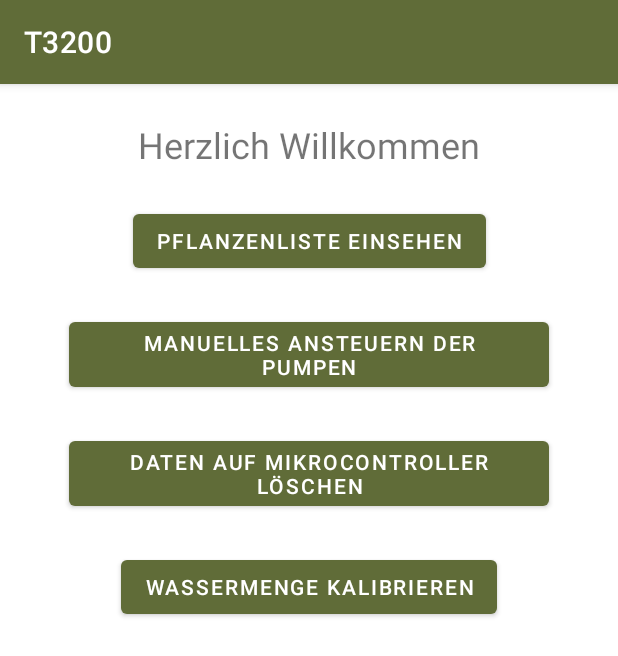
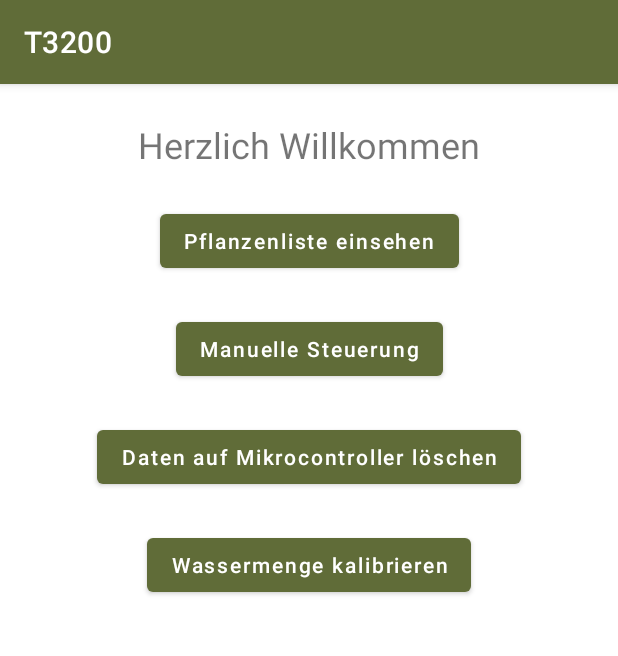
Before and after one commit to Lucag1512/Bewaesserungsanlage, an Android app: the screen it shows after launch (MainActivity), on a phone screen of 412 x 824 dp. Shown: the top 656 px of the screen. Run offline under Robolectric (Android 15) with nearby library versions, the phone set to English and light mode, and no system bars; our stand-ins replace data binding.

Commit message:
T3100 App

```diff
--- a/app/src/main/res/layout/fragment_addplant.xml
+++ b/app/src/main/res/layout/fragment_addplant.xml
@@ -55,6 +55,7 @@
             android:layout_height="wrap_content"
             android:layout_marginBottom="128dp"
             android:text="Bewässerungszeitpunkt hinzufügen"
+            android:textAllCaps="false"
             app:layout_constraintBottom_toTopOf="@+id/btnAddPlant"
             app:layout_constraintEnd_toEndOf="parent"
             app:layout_constraintStart_toStartOf="parent" />
@@ -64,6 +65,7 @@
             android:layout_width="wrap_content"
             android:layout_height="wrap_content"
             android:text="Pflanze hinzufügen"
+            android:textAllCaps="false"
             app:layout_constraintEnd_toEndOf="parent"
             app:layout_constraintStart_toStartOf="parent"
             app:layout_constraintBottom_toTopOf="@+id/btnCancel" />
@@ -74,6 +76,7 @@
             android:layout_height="wrap_content"
             android:layout_marginBottom="24dp"
             android:text="Abbrechen"
+            android:textAllCaps="false"
             app:layout_constraintBottom_toBottomOf="parent"
             app:layout_constraintEnd_toEndOf="parent"
             app:layout_constraintStart_toStartOf="parent" />
--- a/app/src/main/res/layout/fragment_calibratepumpflow.xml
+++ b/app/src/main/res/layout/fragment_calibratepumpflow.xml
@@ -44,6 +44,7 @@
             android:layout_width="wrap_content"
             android:layout_height="wrap_content"
             android:text="Suche starten"
+            android:textAllCaps="false"
             app:layout_constraintEnd_toEndOf="parent"
             app:layout_constraintStart_toEndOf="@+id/btnEndSearch"
             app:layout_constraintTop_toBottomOf="@+id/rvBluetoothDevices" />
@@ -62,6 +63,7 @@
             android:layout_width="wrap_content"
             android:layout_height="wrap_content"
             android:text="Suche beenden"
+            android:textAllCaps="false"
             app:layout_constraintEnd_toStartOf="@id/btnStartSearch"
             app:layout_constraintStart_toStartOf="parent"
             app:layout_constraintTop_toBottomOf="@+id/rvBluetoothDevices" />
--- a/app/src/main/res/layout/fragment_deletedataonmikrocontroller.xml
+++ b/app/src/main/res/layout/fragment_deletedataonmikrocontroller.xml
@@ -44,6 +44,7 @@
             android:layout_width="wrap_content"
             android:layout_height="wrap_content"
             android:text="Suche starten"
+            android:textAllCaps="false"
             app:layout_constraintEnd_toEndOf="parent"
             app:layout_constraintStart_toEndOf="@+id/btnEndSearch"
             app:layout_constraintTop_toBottomOf="@+id/rvBluetoothDevices" />
@@ -62,6 +63,7 @@
             android:layout_width="wrap_content"
             android:layout_height="wrap_content"
             android:text="Suche beenden"
+            android:textAllCaps="false"
             app:layout_constraintEnd_toStartOf="@id/btnStartSearch"
             app:layout_constraintStart_toStartOf="parent"
             app:layout_constraintTop_toBottomOf="@+id/rvBluetoothDevices" />
--- a/app/src/main/res/layout/fragment_editnewplantwateringelement.xml
+++ b/app/src/main/res/layout/fragment_editnewplantwateringelement.xml
@@ -47,6 +47,7 @@
             android:layout_height="wrap_content"
             android:layout_marginTop="8dp"
             android:text="Bewässerungszeitpunkt ändern"
+            android:textAllCaps="false"
             app:layout_constraintEnd_toEndOf="parent"
             app:layout_constraintStart_toStartOf="parent"
             app:layout_constraintTop_toBottomOf="@+id/tvWateringTime"
@@ -58,6 +59,7 @@
             android:layout_height="wrap_content"
             android:layout_marginTop="32dp"
             android:text="Speichern"
+            android:textAllCaps="false"
             app:layout_constraintEnd_toEndOf="parent"
             app:layout_constraintStart_toStartOf="parent"
             app:layout_constraintTop_toBottomOf="@id/btnSelectTime" />
--- a/app/src/main/res/layout/fragment_editplant.xml
+++ b/app/src/main/res/layout/fragment_editplant.xml
@@ -54,6 +54,7 @@
             android:layout_height="wrap_content"
             android:layout_marginBottom="128dp"
             android:text="Bewässerungszeitpunkt hinzufügen"
+            android:textAllCaps="false"
             app:layout_constraintBottom_toTopOf="@+id/btnSavePlant"
             app:layout_constraintEnd_toEndOf="parent"
             app:layout_constraintStart_toStartOf="parent" />
@@ -62,7 +63,8 @@
             android:id="@+id/btnSavePlant"
             android:layout_width="wrap_content"
             android:layout_height="wrap_content"
-            android:text="änderung bestätigen"
+            android:text="Änderung bestätigen"
+            android:textAllCaps="false"
             app:layout_constraintBottom_toTopOf="@+id/btnCancel"
             app:layout_constraintEnd_toEndOf="parent"
             app:layout_constraintStart_toStartOf="parent" />
@@ -73,6 +75,7 @@
             android:layout_height="wrap_content"
             android:layout_marginBottom="24dp"
             android:text="Abbrechen"
+            android:textAllCaps="false"
             app:layout_constraintBottom_toBottomOf="parent"
             app:layout_constraintEnd_toEndOf="parent"
             app:layout_constraintStart_toStartOf="parent" />
--- a/app/src/main/res/layout/fragment_editwateringelement.xml
+++ b/app/src/main/res/layout/fragment_editwateringelement.xml
@@ -47,6 +47,7 @@
             android:layout_height="wrap_content"
             android:layout_marginTop="8dp"
             android:text="Bewässerungszeitpunkt ändern"
+            android:textAllCaps="false"
             app:layout_constraintEnd_toEndOf="parent"
             app:layout_constraintStart_toStartOf="parent"
             app:layout_constraintTop_toBottomOf="@+id/tvWateringTime"
@@ -58,6 +59,7 @@
             android:layout_height="wrap_content"
             android:layout_marginTop="32dp"
             android:text="Speichern"
+            android:textAllCaps="false"
             app:layout_constraintEnd_toEndOf="parent"
             app:layout_constraintStart_toStartOf="parent"
             app:layout_constraintTop_toBottomOf="@id/btnSelectTime" />
--- a/app/src/main/res/layout/fragment_launch.xml
+++ b/app/src/main/res/layout/fragment_launch.xml
@@ -26,8 +26,8 @@
             android:layout_width="wrap_content"
             android:layout_height="wrap_content"
             android:layout_marginTop="24dp"
-
             android:text="@string/pflanzenliste_einsehen"
+            android:textAllCaps="false"
             app:layout_constraintEnd_toEndOf="parent"
             app:layout_constraintStart_toStartOf="parent"
             app:layout_constraintTop_toBottomOf="@id/tvWelcomeMessage" />
@@ -37,7 +37,8 @@
             android:layout_width="wrap_content"
             android:layout_height="wrap_content"
             android:layout_marginTop="24dp"
-            android:text="Manuelles Ansteuern der Pumpen"
+            android:text="Manuelle Steuerung"
+            android:textAllCaps="false"
             app:layout_constraintEnd_toEndOf="parent"
             app:layout_constraintStart_toStartOf="parent"
             app:layout_constraintTop_toBottomOf="@+id/btnForwardPlantList" />
@@ -48,6 +49,7 @@
             android:layout_height="wrap_content"
             android:layout_marginTop="24dp"
             android:text="Daten auf Mikrocontroller löschen"
+            android:textAllCaps="false"
             app:layout_constraintEnd_toEndOf="parent"
             app:layout_constraintStart_toStartOf="parent"
             app:layout_constraintTop_toBottomOf="@+id/btnForwardManualWatering" />
@@ -58,6 +60,7 @@
             android:layout_height="wrap_content"
             android:layout_marginTop="24dp"
             android:text="Wassermenge kalibrieren"
+            android:textAllCaps="false"
             app:layout_constraintEnd_toEndOf="parent"
             app:layout_constraintStart_toStartOf="parent"
             app:layout_constraintTop_toBottomOf="@id/btnForwardDeleteData" />
--- a/app/src/main/res/layout/fragment_manualwatering.xml
+++ b/app/src/main/res/layout/fragment_manualwatering.xml
@@ -44,6 +44,7 @@
             android:layout_width="wrap_content"
             android:layout_height="wrap_content"
             android:text="Suche starten"
+            android:textAllCaps="false"
             app:layout_constraintEnd_toEndOf="parent"
             app:layout_constraintStart_toEndOf="@+id/btnEndSearch"
             app:layout_constraintTop_toBottomOf="@+id/rvBluetoothDevices" />
@@ -62,6 +63,7 @@
             android:layout_width="wrap_content"
             android:layout_height="wrap_content"
             android:text="Suche beenden"
+            android:textAllCaps="false"
             app:layout_constraintEnd_toStartOf="@id/btnStartSearch"
             app:layout_constraintStart_toStartOf="parent"
             app:layout_constraintTop_toBottomOf="@+id/rvBluetoothDevices" />
@@ -84,6 +86,7 @@
             android:layout_height="wrap_content"
             android:layout_marginTop="24dp"
             android:text="Pumpe einschalten"
+            android:textAllCaps="false"
             android:visibility="invisible"
             app:layout_constraintEnd_toStartOf="@+id/loadingBarPumpOn"
             app:layout_constraintStart_toStartOf="parent"
@@ -106,6 +109,7 @@
             android:layout_height="wrap_content"
             android:layout_marginTop="24dp"
             android:text="Ventil 1 öffnen"
+            android:textAllCaps="false"
             android:visibility="invisible"
             app:layout_constraintEnd_toStartOf="@id/loadingBarValve1Open"
             app:layout_constraintStart_toStartOf="parent"
@@ -127,6 +131,7 @@
             android:layout_height="wrap_content"
             android:layout_marginTop="24dp"
             android:text="Ventil 2 öffnen"
+            android:textAllCaps="false"
             android:visibility="invisible"
             app:layout_constraintEnd_toStartOf="@id/loadingBarValve2Open"
             app:layout_constraintStart_toStartOf="parent"
@@ -148,6 +153,7 @@
             android:layout_height="wrap_content"
             android:layout_marginTop="24dp"
             android:text="Ventil 3 öffnen"
+            android:textAllCaps="false"
             android:visibility="invisible"
             app:layout_constraintEnd_toStartOf="@id/loadingBarValve3Open"
             app:layout_constraintStart_toStartOf="parent"
--- a/app/src/main/res/layout/fragment_plantlist.xml
+++ b/app/src/main/res/layout/fragment_plantlist.xml
@@ -27,6 +27,7 @@
             android:layout_height="wrap_content"
             android:layout_marginTop="32dp"
             android:text="Daten übertragen"
+            android:textAllCaps="false"
             app:layout_constraintEnd_toEndOf="parent"
             app:layout_constraintStart_toStartOf="parent"
             app:layout_constraintTop_toBottomOf="@+id/rvPlants" />
--- a/app/src/main/res/layout/fragment_sendingplants.xml
+++ b/app/src/main/res/layout/fragment_sendingplants.xml
@@ -47,6 +47,7 @@
             android:layout_height="wrap_content"
             android:layout_marginBottom="24dp"
             android:text="Suche starten"
+            android:textAllCaps="false"
             android:visibility="visible"
             app:layout_constraintBottom_toBottomOf="parent"
             app:layout_constraintEnd_toEndOf="parent"
@@ -58,6 +59,7 @@
             android:layout_height="wrap_content"
             android:layout_marginBottom="24dp"
             android:text="Suche beenden"
+            android:textAllCaps="false"
             android:visibility="visible"
             app:layout_constraintBottom_toBottomOf="parent"
             app:layout_constraintEnd_toStartOf="@id/btnStartSearch"
```
